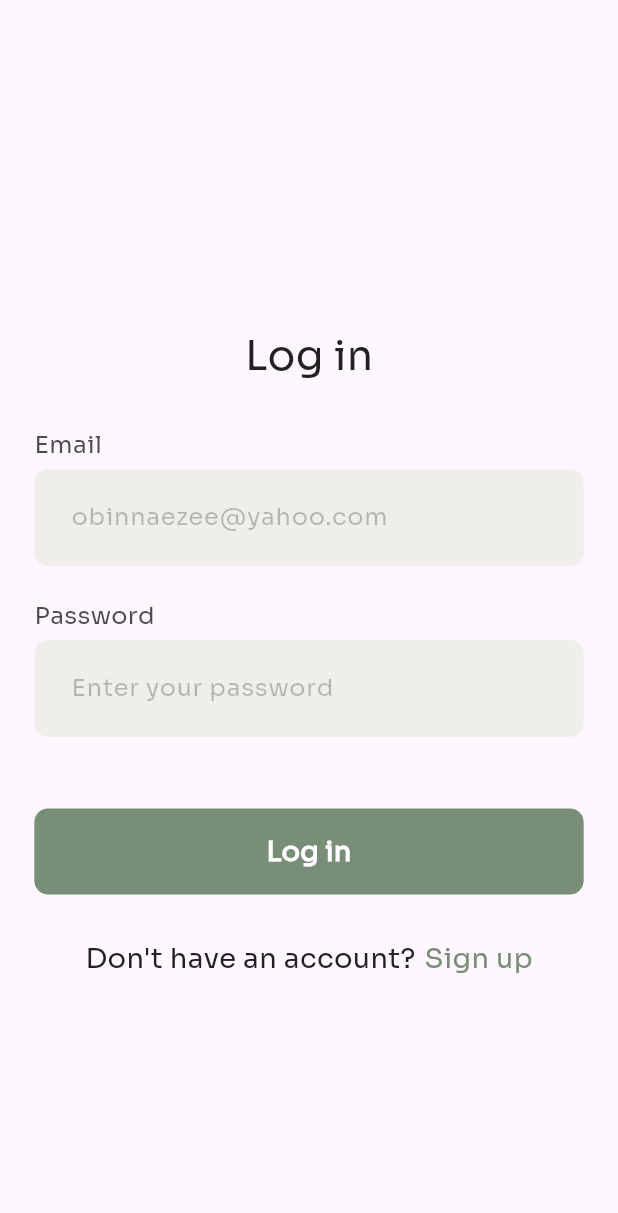
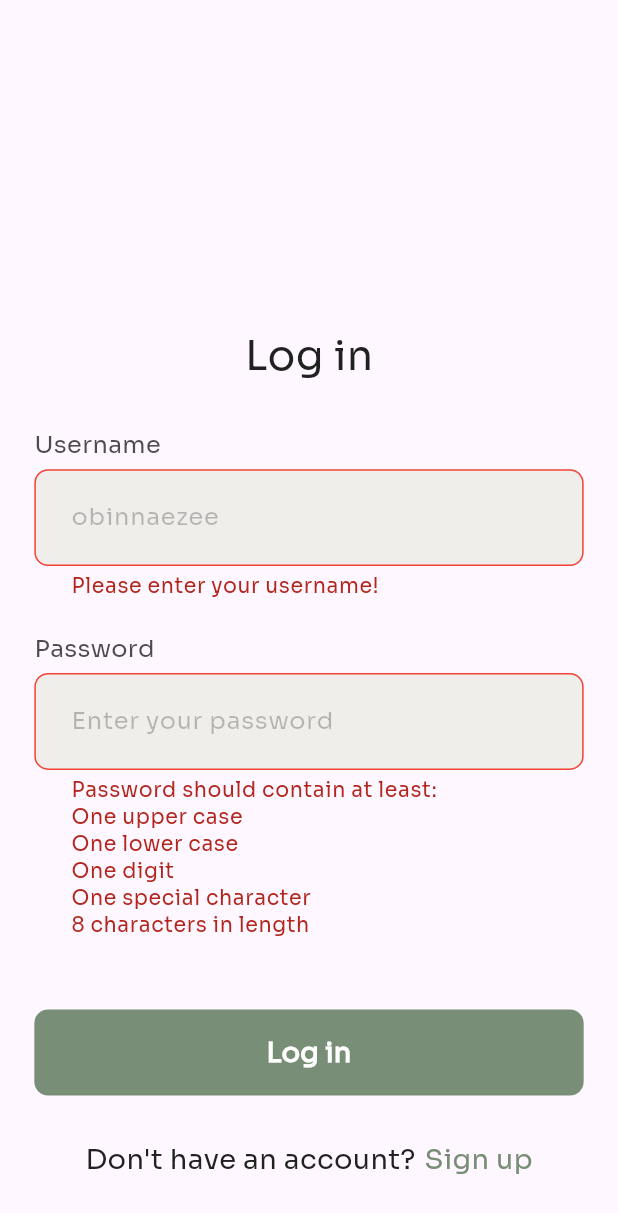
Before and after one commit to khachy/parent-kid-monitoring-repo, a Flutter app: the screen it shows after launch, after a tap on "Log in", on a phone screen of 412 x 824 dp. Shown: the top 1213 px of the screen. Run offline on Flutter 3.47's test engine with Material 3 defaults, Android fonts, the phone set to English and light mode, and no system bars; our stand-ins replace email_validator, flutter_screenutil.

Commit message:
Partially completed sign up and login processes

```diff
--- a/lib/constants/app_colors.dart
+++ b/lib/constants/app_colors.dart
@@ -8,4 +8,5 @@ class AppColors {
   static Color buttonColor = const Color(0XFF798E76);
   static Color whiteColor = const Color(0XFFFFFFFF);
   static Color redColor =  Colors.red;
+  static Color greenColor = Colors.greenAccent;
 }
--- a/lib/pages/auth/login/login_model.dart
+++ b/lib/pages/auth/login/login_model.dart
@@ -1,11 +1,14 @@
+import 'dart:convert';
+
 import 'package:flutter/material.dart';
+import 'package:http/http.dart' as http;
 
 class LoginModel extends ChangeNotifier {
   // controllers
-  final _emailAddressController = TextEditingController();
+  final _userNameController = TextEditingController();
   final _passwordController = TextEditingController();
 
-  TextEditingController get emailAddressController => _emailAddressController;
+  TextEditingController get userNameController => _userNameController;
   TextEditingController get passwordController => _passwordController;
 
 
@@ -13,4 +16,21 @@ class LoginModel extends ChangeNotifier {
   final _formKey = GlobalKey<FormState>();
 
   GlobalKey<FormState> get formKey => _formKey;
+
+  // method for signing users in
+  Future<void> loginUser() async {
+    var response = await http.post(
+      Uri.parse('http://172.31.10.127:8000/api/users/login/'),
+      headers: {
+        'Content-Type': 'application/json'
+      },
+      body: jsonEncode({
+        'username': _userNameController.text.trim(),
+        'password': _passwordController.text.trim(),
+      }),
+    ).timeout(const Duration(seconds: 30));
+
+    print('Response: ${response.statusCode}');
+    print('Api Response: ${response.body}');
+  }
 }
--- a/lib/pages/auth/login/login_view.dart
+++ b/lib/pages/auth/login/login_view.dart
@@ -8,10 +8,15 @@ import 'package:parent_kid_monitoring_app/utils/custom_button.dart';
 import 'package:parent_kid_monitoring_app/utils/custom_textfield.dart';
 import 'package:provider/provider.dart';
 
-class LoginView extends StatelessWidget {
+class LoginView extends StatefulWidget {
   final VoidCallback onTap;
   const LoginView({super.key, required this.onTap});
 
+  @override
+  State<LoginView> createState() => _LoginViewState();
+}
+
+class _LoginViewState extends State<LoginView> {
   @override
   Widget build(BuildContext context) {
     return Scaffold(
@@ -26,7 +31,9 @@ class LoginView extends StatelessWidget {
             child: SingleChildScrollView(
               child: Consumer<LoginModel>(
                 builder: (context, model, child) =>
-                Column(
+                Form(
+                  key: model.formKey,
+                  child: Column(
                     children: [
                       SizedBox(
                         height: 182.h,
@@ -42,13 +49,13 @@ class LoginView extends StatelessWidget {
                       ),
                       // email textfield
                       CustomTextField(
-                      optionText: 'Email',
-                      hintText: 'obinnaezee@yahoo.com',
+                        optionText: 'Username',
+                        hintText: 'obinnaezee',
                         obscureText: false,
-                      controller: model.emailAddressController,
+                        controller: model.userNameController,
                         validator: (value) {
-                        if (value != null && !EmailValidator.validate(model.emailAddressController.text)) {
-                          return 'Please enter a valid email address!';
+                          if (value != null && model.userNameController.text.isEmpty) {
+                            return 'Please enter your username!';
                           }
                           return null;
                         },
@@ -75,8 +82,13 @@ class LoginView extends StatelessWidget {
                       ),
                       // button
                       CustomButton(buttonText: 'Log in', onTap: () {
-
-                    },),
+                        if (model.formKey.currentState!.validate()) {
+                          setState(() {
+                            Provider.of<LoginModel>(context, listen: false).loginUser();
+                          });
+                        }
+                      },
+                      ),
                       SizedBox(
                         height: 25.h,
                       ),
@@ -97,7 +109,7 @@ class LoginView extends StatelessWidget {
                             width: 5.w,
                           ),
                           GestureDetector(
-                          onTap: onTap,
+                            onTap: widget.onTap,
                             child: Text(
                               'Sign up',
                               style: TextStyle(
@@ -115,6 +127,7 @@ class LoginView extends StatelessWidget {
                 ),
               ),
             ),
+          ),
         ],
       ),
     );
--- a/lib/pages/auth/signup/completeSignUp/complete_sign_up_view.dart
+++ b/lib/pages/auth/signup/completeSignUp/complete_sign_up_view.dart
@@ -185,7 +185,9 @@ class _CompleteSignUpViewState extends State<CompleteSignUpView> {
                         onTap: () async {
                           if (model.formKeyForWard.currentState!.validate()) {
                             setState(() {
-                             Provider.of<SignUpModel>(context, listen: false).registerUser();
+                             Provider.of<SignUpModel>(context, listen: false).registerUser(
+                              context: context,
+                             );
                             });
                           }
                         },
--- a/pubspec.yaml
+++ b/pubspec.yaml
@@ -39,6 +39,8 @@ dependencies:
   provider: ^6.1.2
   email_validator: ^2.1.17
   http: ^1.2.1
+  hive_flutter: ^1.1.0
+  hive: ^2.2.3
 
 dev_dependencies:
   flutter_test:
```
Also changed, not shown: lib/pages/auth/signup/sign_up_model.dart (+65 -11 lines), lib/pages/auth/signup/sign_up_view.dart (+9 -3 lines), pubspec.lock, 1 other file. Lines whose indentation alone changed are shown as unchanged.
